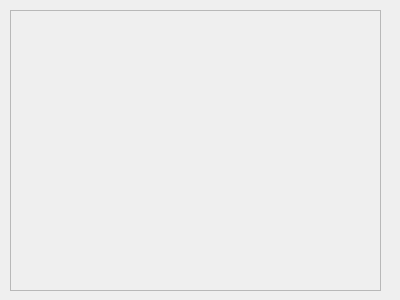
The window that librarydatawidget.ui (WawrzyniecKorzen/LibraryManagementSystem) describes before a commit, drawn with Qt 5.
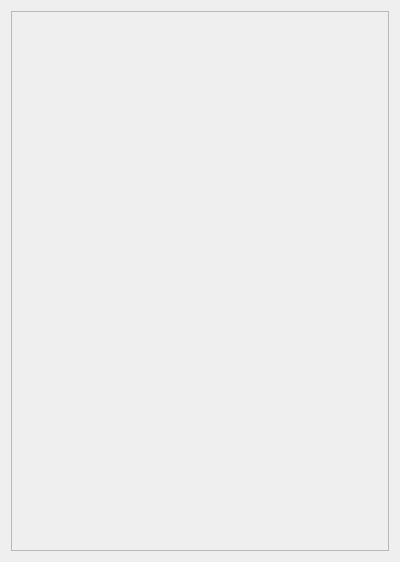
The same window after the commit.

Commit message: scroll area fixed, added tabBar with buttons to change library widgets

```diff
--- a/librarydatawidget.ui
+++ b/librarydatawidget.ui
@@ -7,21 +7,15 @@
     <x>0</x>
     <y>0</y>
     <width>400</width>
-    <height>300</height>
+    <height>562</height>
    </rect>
   </property>
   <property name="windowTitle">
    <string>Form</string>
   </property>
+  <layout class="QVBoxLayout" name="verticalLayout">
+   <item>
   <widget class="QScrollArea" name="scrollArea">
-   <property name="geometry">
-    <rect>
-     <x>10</x>
-     <y>10</y>
-     <width>371</width>
-     <height>281</height>
-    </rect>
-   </property>
    <property name="widgetResizable">
     <bool>true</bool>
    </property>
@@ -30,12 +24,14 @@
      <rect>
       <x>0</x>
       <y>0</y>
-      <width>369</width>
-      <height>279</height>
+        <width>376</width>
+        <height>538</height>
      </rect>
     </property>
    </widget>
   </widget>
+   </item>
+  </layout>
  </widget>
  <resources/>
  <connections/>
```
Lines whose indentation alone changed are shown as unchanged. The commit also changes 3 other files.
